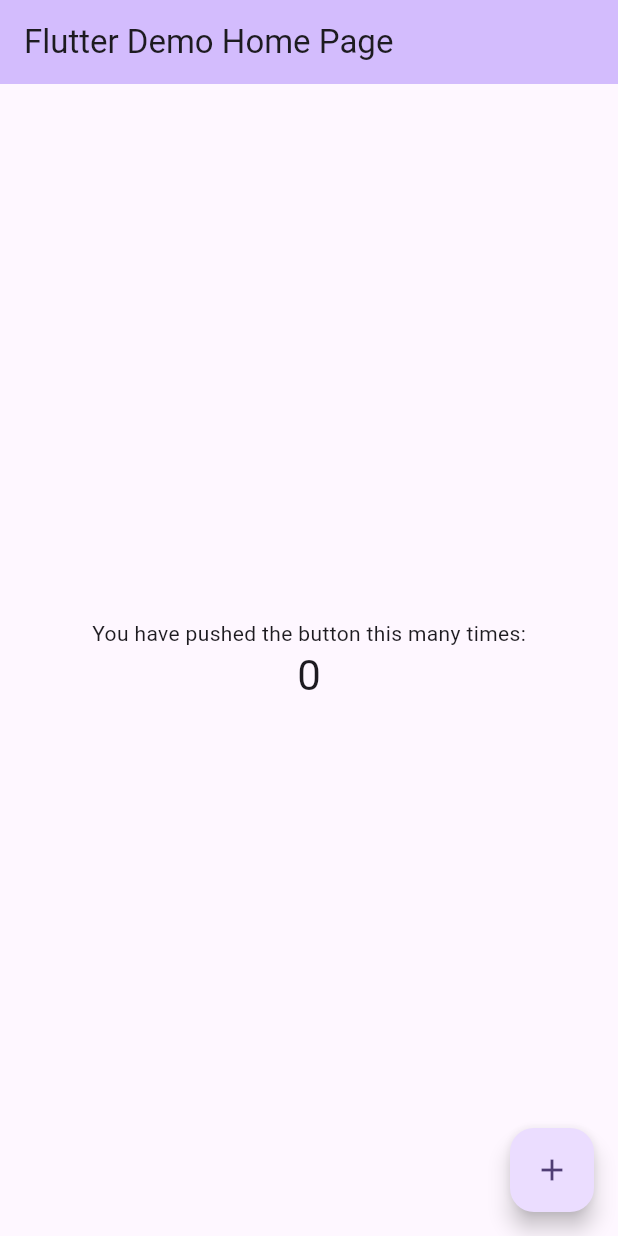
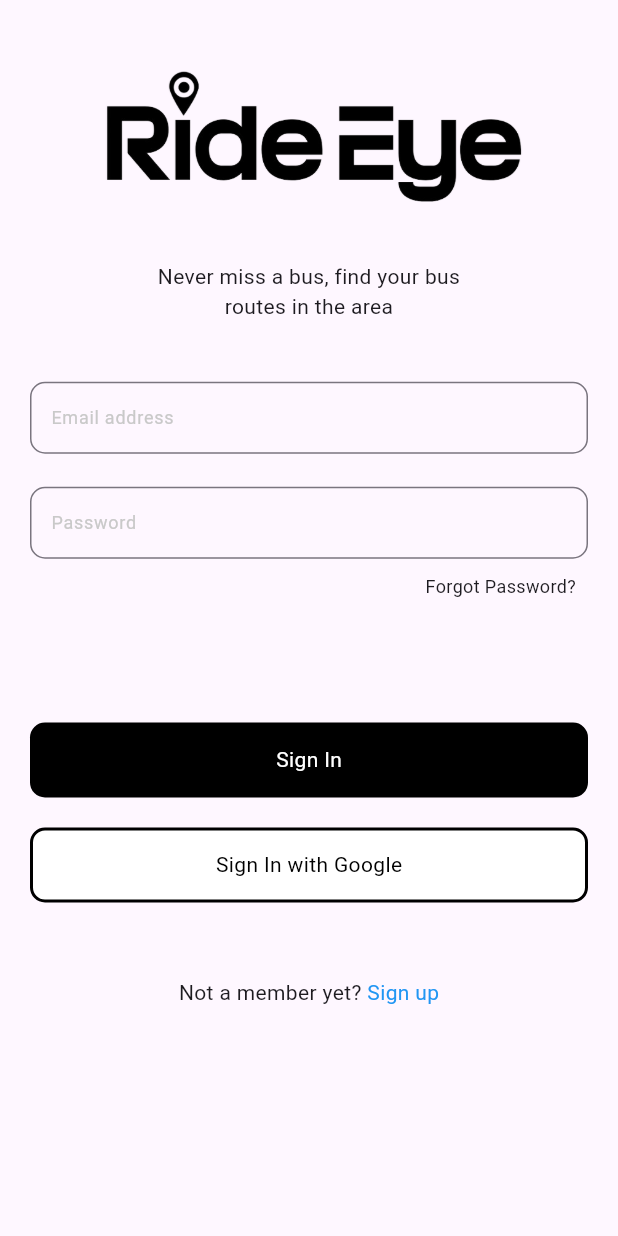
Before and after one commit to ShubhaMahobia/RideEye_frontend, a Flutter app: the screen it shows after launch, on a phone screen of 412 x 824 dp. Run offline on Flutter 3.47's test engine with Material 3 defaults, Android fonts, the phone set to English and light mode, and no system bars; our stand-ins replace google_fonts.

Commit message:
Basic structure and UI of Login Screen completed

```diff
--- /dev/null
+++ b/lib/authentication/login_screen.dart
@@ -0,0 +1,179 @@
+import 'package:flutter/material.dart';
+import 'package:google_fonts/google_fonts.dart';
+
+class LoginScreen extends StatefulWidget {
+  const LoginScreen({super.key});
+
+  @override
+  State<LoginScreen> createState() => _MyWidgetState();
+}
+
+class _MyWidgetState extends State<LoginScreen> {
+  @override
+  Widget build(BuildContext context) {
+    return SafeArea(
+      child: Scaffold(
+        resizeToAvoidBottomInset: false,
+        body: SizedBox(
+          width: MediaQuery.of(context).size.width,
+          child: Padding(
+            padding: const EdgeInsets.symmetric(horizontal: 20),
+            child: Column(
+              crossAxisAlignment: CrossAxisAlignment.center,
+              mainAxisAlignment: MainAxisAlignment.start,
+              children: [
+                const SizedBox(
+                  height: 20,
+                ),
+                Image.asset(
+                  'assets/icons/ride_logo_trsprnt.png',
+                  height: MediaQuery.of(context).size.height * 0.1875,
+                  width: MediaQuery.of(context).size.width * 0.833,
+                ),
+                SizedBox(
+                  height: 40,
+                  width: 240,
+                  child: Text(
+                    'Never miss a bus, find your bus routes in the area',
+                    style: GoogleFonts.mochiyPopOne(
+                      fontSize: 14,
+                    ),
+                    textAlign: TextAlign.center,
+                  ),
+                ),
+                const SizedBox(
+                  height: 40,
+                ),
+                SizedBox(
+                  height: 50,
+                  child: TextField(
+                    decoration: InputDecoration(
+                      contentPadding: const EdgeInsets.all(10),
+                      hintText: 'Email address',
+                      hintStyle: GoogleFonts.mochiyPopOne(
+                        color: const Color(0xFFC9C9C9),
+                      ),
+                      border: OutlineInputBorder(
+                        borderRadius: BorderRadius.circular(10.0),
+                        borderSide: const BorderSide(
+                          color: Color(0xFFE2E2E2),
+                          width: 4,
+                        ),
+                      ),
+                    ),
+                    style: GoogleFonts.mochiyPopOne(
+                        color: Colors.black, fontSize: 12),
+                  ),
+                ),
+                const SizedBox(
+                  height: 20,
+                ),
+                SizedBox(
+                  height: 50,
+                  child: TextField(
+                    decoration: InputDecoration(
+                      contentPadding: const EdgeInsets.all(10),
+                      hintText: 'Password',
+                      hintStyle: GoogleFonts.mochiyPopOne(
+                        color: const Color(0xFFC9C9C9),
+                      ),
+                      border: OutlineInputBorder(
+                        borderRadius: BorderRadius.circular(10.0),
+                        borderSide: const BorderSide(
+                          color: Color(0xFFE2E2E2),
+                          width: 2.0,
+                        ),
+                      ),
+                    ),
+                    style: GoogleFonts.mochiyPopOne(
+                        color: Colors.black, fontSize: 12),
+                    obscureText: true,
+                  ),
+                ),
+                Padding(
+                  padding: const EdgeInsets.all(8.0),
+                  child: Row(
+                    mainAxisAlignment: MainAxisAlignment.end,
+                    children: [
+                      GestureDetector(
+                        onTap: () {},
+                        child: Text(
+                          'Forgot Password?',
+                          style: GoogleFonts.mochiyPopOne(
+                            fontSize: 12,
+                          ),
+                          textAlign: TextAlign.center,
+                        ),
+                      ),
+                    ],
+                  ),
+                ),
+                SizedBox(
+                  height: MediaQuery.of(context).size.height * 0.09,
+                ),
+                GestureDetector(
+                  onTap: () {},
+                  child: Container(
+                    height: 50,
+                    width: MediaQuery.of(context).size.width,
+                    decoration: BoxDecoration(
+                        borderRadius: BorderRadius.circular(10),
+                        color: Colors.black),
+                    child: Center(
+                        child: Text(
+                      'Sign In',
+                      style: GoogleFonts.mochiyPopOne(color: Colors.white),
+                    )),
+                  ),
+                ),
+                const SizedBox(
+                  height: 20,
+                ),
+                GestureDetector(
+                  onTap: () {},
+                  child: Container(
+                    height: 50,
+                    width: MediaQuery.of(context).size.width,
+                    decoration: BoxDecoration(
+                        border: Border.all(color: Colors.black, width: 2.0),
+                        borderRadius: BorderRadius.circular(10),
+                        color: Colors.white),
+                    child: Center(
+                        child: Text(
+                      'Sign In with Google',
+                      style: GoogleFonts.mochiyPopOne(color: Colors.black),
+                    )),
+                  ),
+                ),
+                const SizedBox(
+                  height: 50,
+                ),
+                Row(
+                  mainAxisAlignment: MainAxisAlignment.center,
+                  children: [
+                    Text(
+                      'Not a member yet?',
+                      style: GoogleFonts.mochiyPopOne(
+                        fontSize: 14,
+                      ),
+                      textAlign: TextAlign.center,
+                    ),
+                    GestureDetector(
+                      onTap: () {},
+                      child: Text(
+                        ' Sign up',
+                        style: GoogleFonts.mochiyPopOne(
+                            fontSize: 14, color: Colors.blue),
+                        textAlign: TextAlign.center,
+                      ),
+                    ),
+                  ],
+                ),
+              ],
+            ),
+          ),
+        ),
+      ),
+    );
+  }
+}
--- a/lib/main.dart
+++ b/lib/main.dart
@@ -1,4 +1,5 @@
 import 'package:flutter/material.dart';
+import 'package:rideeye/authentication/login_screen.dart';
 
 void main() {
   runApp(const MyApp());
@@ -7,119 +8,15 @@
 class MyApp extends StatelessWidget {
   const MyApp({super.key});
 
-  // This widget is the root of your application.
   @override
   Widget build(BuildContext context) {
     return MaterialApp(
-      title: 'Flutter Demo',
+      debugShowCheckedModeBanner: false,
       theme: ThemeData(
-        // This is the theme of your application.
-        //
-        // TRY THIS: Try running your application with "flutter run". You'll see
-        // the application has a purple toolbar. Then, without quitting the app,
-        // try changing the seedColor in the colorScheme below to Colors.green
-        // and then invoke "hot reload" (save your changes or press the "hot
-        // reload" button in a Flutter-supported IDE, or press "r" if you used
-        // the command line to start the app).
-        //
-        // Notice that the counter didn't reset back to zero; the application
-        // state is not lost during the reload. To reset the state, use hot
-        // restart instead.
-        //
-        // This works for code too, not just values: Most code changes can be
-        // tested with just a hot reload.
         colorScheme: ColorScheme.fromSeed(seedColor: Colors.deepPurple),
         useMaterial3: true,
       ),
-      home: const MyHomePage(title: 'Flutter Demo Home Page'),
+      home: const LoginScreen(),
     );
   }
 }
-
-class MyHomePage extends StatefulWidget {
-  const MyHomePage({super.key, required this.title});
-
-  // This widget is the home page of your application. It is stateful, meaning
-  // that it has a State object (defined below) that contains fields that affect
-  // how it looks.
-
-  // This class is the configuration for the state. It holds the values (in this
-  // case the title) provided by the parent (in this case the App widget) and
-  // used by the build method of the State. Fields in a Widget subclass are
-  // always marked "final".
-
-  final String title;
-
-  @override
-  State<MyHomePage> createState() => _MyHomePageState();
-}
-
-class _MyHomePageState extends State<MyHomePage> {
-  int _counter = 0;
-
-  void _incrementCounter() {
-    setState(() {
-      // This call to setState tells the Flutter framework that something has
-      // changed in this State, which causes it to rerun the build method below
-      // so that the display can reflect the updated values. If we changed
-      // _counter without calling setState(), then the build method would not be
-      // called again, and so nothing would appear to happen.
-      _counter++;
-    });
-  }
-
-  @override
-  Widget build(BuildContext context) {
-    // This method is rerun every time setState is called, for instance as done
-    // by the _incrementCounter method above.
-    //
-    // The Flutter framework has been optimized to make rerunning build methods
-    // fast, so that you can just rebuild anything that needs updating rather
-    // than having to individually change instances of widgets.
-    return Scaffold(
-      appBar: AppBar(
-        // TRY THIS: Try changing the color here to a specific color (to
-        // Colors.amber, perhaps?) and trigger a hot reload to see the AppBar
-        // change color while the other colors stay the same.
-        backgroundColor: Theme.of(context).colorScheme.inversePrimary,
-        // Here we take the value from the MyHomePage object that was created by
-        // the App.build method, and use it to set our appbar title.
-        title: Text(widget.title),
-      ),
-      body: Center(
-        // Center is a layout widget. It takes a single child and positions it
-        // in the middle of the parent.
-        child: Column(
-          // Column is also a layout widget. It takes a list of children and
-          // arranges them vertically. By default, it sizes itself to fit its
-          // children horizontally, and tries to be as tall as its parent.
-          //
-          // Column has various properties to control how it sizes itself and
-          // how it positions its children. Here we use mainAxisAlignment to
-          // center the children vertically; the main axis here is the vertical
-          // axis because Columns are vertical (the cross axis would be
-          // horizontal).
-          //
-          // TRY THIS: Invoke "debug painting" (choose the "Toggle Debug Paint"
-          // action in the IDE, or press "p" in the console), to see the
-          // wireframe for each widget.
-          mainAxisAlignment: MainAxisAlignment.center,
-          children: <Widget>[
-            const Text(
-              'You have pushed the button this many times:',
-            ),
-            Text(
-              '$_counter',
-              style: Theme.of(context).textTheme.headlineMedium,
-            ),
-          ],
-        ),
-      ),
-      floatingActionButton: FloatingActionButton(
-        onPressed: _incrementCounter,
-        tooltip: 'Increment',
-        child: const Icon(Icons.add),
-      ), // This trailing comma makes auto-formatting nicer for build methods.
-    );
-  }
-}
```
Also changed, not shown: pubspec.yaml (+6 -7 lines), assets/icons/ride_eye_logo.png (added), assets/icons/ride_logo_trsprnt.png (added), lib/backend/rest_api.dart (added), lib/common/navigation_bar.dart (added), lib/controllers/sign_controller.dart (added), lib/home_page.dart (added), lib/utils/colors.dart (added), pubspec.lock, 1 other file.
